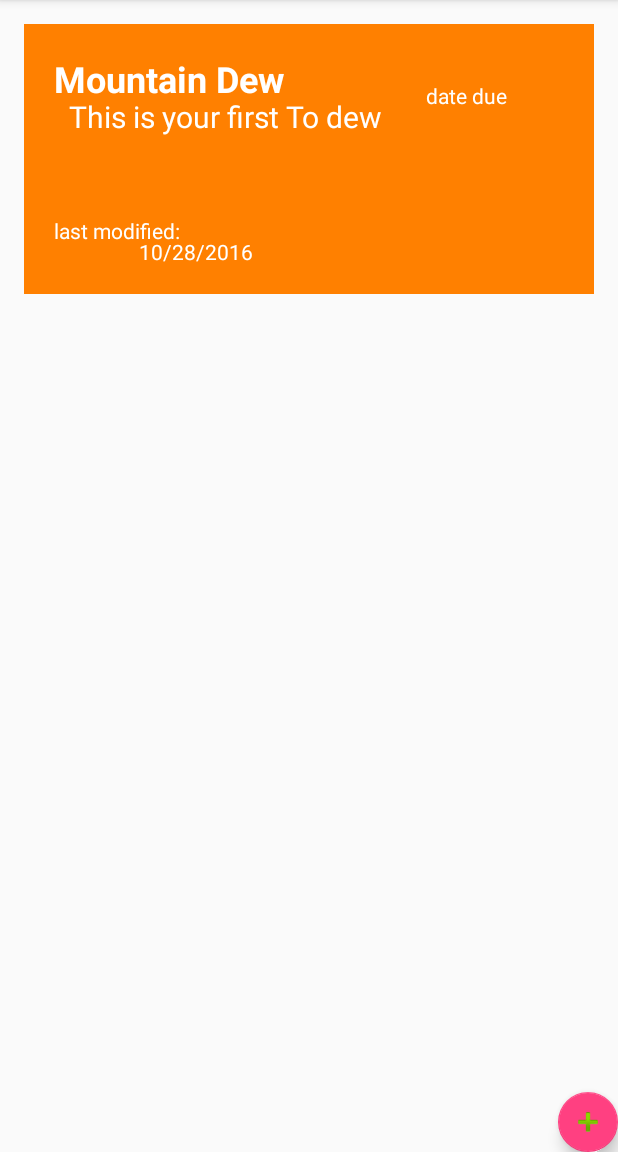
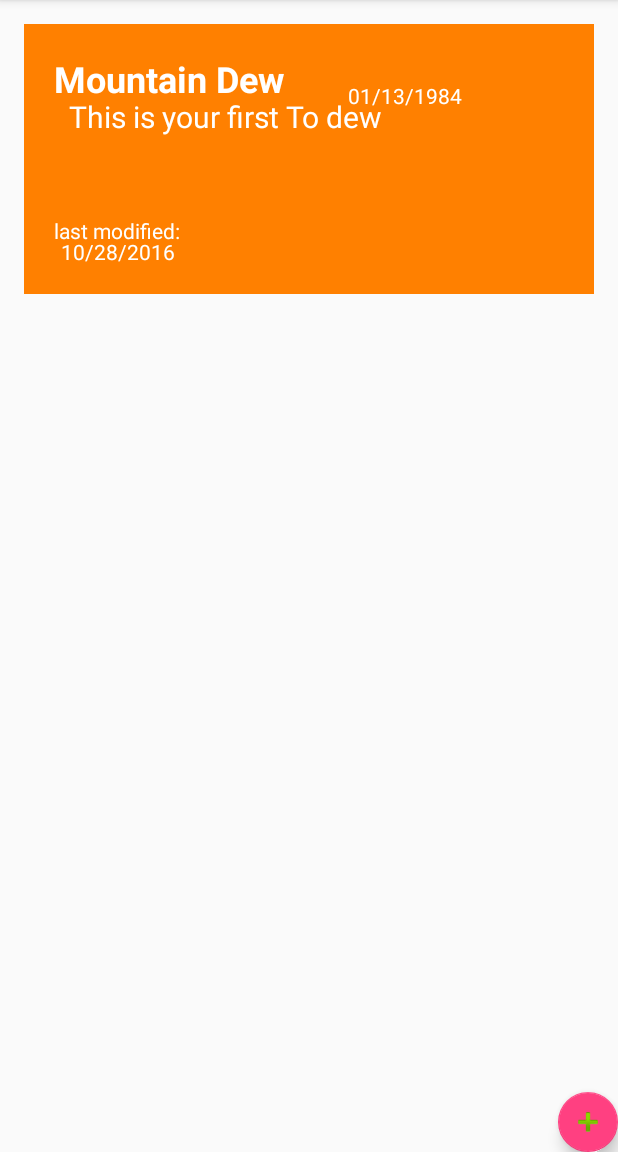
Before and after one commit to evbrosi/ToDewList, an Android app: the screen it shows after launch (MainActivity), on a phone screen of 412 x 824 dp, the part 84-1236 px from its top. Run offline under Robolectric (Android 15) with nearby library versions, the phone set to English and light mode, and no system bars.

Commit message:
added due date string

```diff
--- a/app/src/main/java/com/example/mtndew3/MainActivity.java
+++ b/app/src/main/java/com/example/mtndew3/MainActivity.java
@@ -134,7 +134,8 @@ public class MainActivity extends AppCompatActivity {
         super.onActivityResult(requestCode, resultCode, data);
         if (resultCode == RESULT_OK) {
             int index = data.getIntExtra("Index", -1);
-            ToDoConstructor todoConstructor = new ToDoConstructor(data.getStringExtra("title"), data.getStringExtra("text"), new Date());
+            ToDoConstructor todoConstructor = new ToDoConstructor(data.getStringExtra("title"), data.getStringExtra("text"),
+                    new Date(), data.getStringExtra("dueDate"));
             if (index < 0 || index > toDoArrayList.size() - 1) {
                 toDoArrayList.add(todoConstructor);
                 toDoArrayAdapter.updateAdapter(toDoArrayList);
@@ -160,7 +161,7 @@ public class MainActivity extends AppCompatActivity {
                 toDoArrayList.add(card);
             }
         } else {
-            toDoList.add(new ToDoConstructor("Mountain Dew", "This is your first To dew", new Date()));
+            toDoList.add(new ToDoConstructor("Mountain Dew", "This is your first To dew", new Date(), "01/13/1984"));
             writeToDos();
         }
 
@@ -169,7 +170,7 @@ public class MainActivity extends AppCompatActivity {
             SharedPreferences.Editor editor = toDoPrefs.edit();
             editor.putBoolean("firstRun", false);
             editor.apply();
-            ToDoConstructor toDo1 = new ToDoConstructor("Mountain Dew", "This is your first To dew", new Date());
+            ToDoConstructor toDo1 = new ToDoConstructor("Mountain Dew", "This is your first To dew", new Date(), "01/13/1984");
             toDoArrayList.add(toDo1);
 
             for (ToDoConstructor aToDo: toDoArrayList) {
@@ -320,4 +321,16 @@ public class MainActivity extends AppCompatActivity {
         getMenuInflater().inflate(R.menu.menu_note_detail, menu);
         return true;
     }
+
+    @Override
+    public void onSaveInstanceState(Bundle savedState){
+        //Do whatever you want to do when the application stops.
+        File[] filesDir = MainActivity.this.getFilesDir().listFiles();
+        for(File file : filesDir){
+            file.delete();
+        }
+        for (ToDoConstructor note : toDoArrayList){
+ //           writeFile(note);
+        }
+    }
 }
--- a/app/src/main/java/com/example/mtndew3/ToDoArrayAdapter.java
+++ b/app/src/main/java/com/example/mtndew3/ToDoArrayAdapter.java
@@ -47,9 +47,11 @@ public class ToDoArrayAdapter extends ArrayAdapter<ToDoConstructor> {
         TextView toDoTitle = (TextView) convertView.findViewById(R.id.todo_title);
         TextView toDoText = (TextView) convertView.findViewById(R.id.todo_text);
         TextView toDoDate = (TextView) convertView.findViewById(R.id.todo_date);
+        TextView toDoDueDate = (TextView) convertView.findViewById(R.id.due_date);
 
         toDoTitle.setText(toDoThing69.getTitle());
         toDoText.setText(toDoThing69.getText());
+        toDoDueDate.setText(toDoThing69.getDueDate());
         // we gotta make this beast (date) into a string! we do that with Formatter.
         toDoDate.setText(formatter.format(toDoThing69.getDate()));
 
--- a/app/src/main/java/com/example/mtndew3/ToDoCardCreate.java
+++ b/app/src/main/java/com/example/mtndew3/ToDoCardCreate.java
@@ -18,6 +18,7 @@ public class ToDoCardCreate extends AppCompatActivity {
     private int index;
     private EditText cardTitle;
     private EditText cardText;
+    private EditText cardDueDate;
 
     @Override
     protected void onCreate(Bundle savedInstanceState) {
@@ -26,6 +27,7 @@ public class ToDoCardCreate extends AppCompatActivity {
 
         cardTitle = (EditText) findViewById(R.id.card_title);
         cardText = (EditText) findViewById(R.id.card_text);
+        cardDueDate = (EditText) findViewById(R.id.due_date);
 
         Intent intent = getIntent();
 
@@ -33,6 +35,7 @@ public class ToDoCardCreate extends AppCompatActivity {
 
         cardTitle.setText(intent.getStringExtra("title"));
         cardText.setText(intent.getStringExtra("text"));
+        cardDueDate.setText(intent.getStringExtra("dueDate"));
 
         Button saveButton = (Button) findViewById(R.id.save_button1);
         saveButton.setOnClickListener(new View.OnClickListener() {
@@ -43,6 +46,7 @@ public class ToDoCardCreate extends AppCompatActivity {
                 intent.putExtra("text", cardText.getText().toString());
                 Snackbar.make(v, "It's mtn dew. Not mtn don't.", Snackbar.LENGTH_LONG)
                         .setAction("Action", null).show();
+                intent.putExtra("dueDate", cardDueDate.getText().toString());
                 intent.putExtra("index", index);
                 setResult(RESULT_OK, intent);
                 finish();
--- a/app/src/main/java/com/example/mtndew3/ToDoConstructor.java
+++ b/app/src/main/java/com/example/mtndew3/ToDoConstructor.java
@@ -16,7 +16,8 @@ public class ToDoConstructor {
     private String text;
     @SerializedName("date")
     private Date date;
-
+    @SerializedName("dueDate")
+    private String dueDate;
     private String category;
     @SerializedName("key")
     private String key;
@@ -29,10 +30,12 @@ public class ToDoConstructor {
         this.key = key;
     }
 
-    public ToDoConstructor(String title, String text, Date date) {
+    public ToDoConstructor(String title, String text, Date date, String dueDate) {
         this.title = title;
         this.text = text;
         this.date = date;
+        this.dueDate = dueDate;
+
         this.key = UUID.randomUUID().toString();
     }
 
@@ -52,6 +55,14 @@ public class ToDoConstructor {
         this.title = title;
     }
 
+    public String getDueDate() {
+        return dueDate;
+    }
+
+    public void setDueDate(String dueDate) {
+        this.dueDate = dueDate;
+    }
+
     public String getText() {
         return text;
     }
--- a/app/src/main/res/layout/card_of_todo.xml
+++ b/app/src/main/res/layout/card_of_todo.xml
@@ -36,18 +36,6 @@
 
     <TextView
         android:layout_width="wrap_content"
-        android:layout_height="100dp"
-        android:textAppearance="?android:attr/textAppearanceSmall"
-        android:text="date due"
-        android:padding="20dp"
-        android:id="@+id/due_date"
-        android:textColor="#ffffff"
-        android:layout_alignParentEnd="true"
-        android:layout_marginEnd="38dp"
-        android:layout_alignTop="@+id/todo_text" />
-
-    <TextView
-        android:layout_width="wrap_content"
         android:layout_height="wrap_content"
         android:text="last modified: "
         android:textColor="#ffffff"
@@ -68,4 +56,16 @@
         android:layout_below="@+id/todo_text"
         android:layout_toStartOf="@+id/due_date" />
 
+    <TextView
+        android:layout_width="wrap_content"
+        android:layout_height="100dp"
+        android:textAppearance="?android:attr/textAppearanceSmall"
+        android:text="date due"
+        android:padding="20dp"
+        android:id="@+id/due_date"
+        android:textColor="#ffffff"
+        android:layout_marginEnd="68dp"
+        android:layout_alignTop="@+id/todo_text"
+        android:layout_alignParentEnd="true" />
+
 </RelativeLayout>
```
